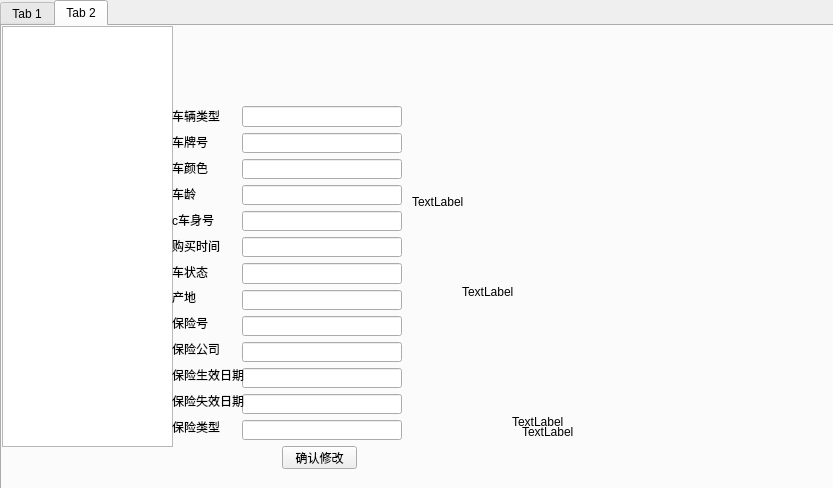
Old version of the form admin.ui in the repository TommyLee96/car-rent.
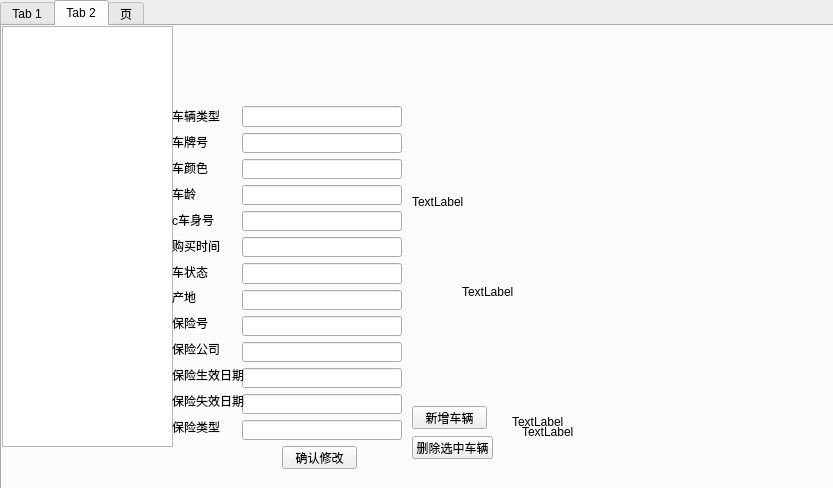
New version of the form.

Patch:
```diff
--- a/admin.ui
+++ b/admin.ui
@@ -484,6 +484,47 @@
       <string>确认修改</string>
      </property>
     </widget>
+    <widget class="QPushButton" name="pushButton_6">
+     <property name="geometry">
+      <rect>
+       <x>410</x>
+       <y>380</y>
+       <width>75</width>
+       <height>23</height>
+      </rect>
+     </property>
+     <property name="text">
+      <string>新增车辆</string>
+     </property>
+    </widget>
+    <widget class="QPushButton" name="pushButton_7">
+     <property name="geometry">
+      <rect>
+       <x>410</x>
+       <y>410</y>
+       <width>81</width>
+       <height>23</height>
+      </rect>
+     </property>
+     <property name="text">
+      <string>删除选中车辆</string>
+     </property>
+    </widget>
+   </widget>
+   <widget class="QWidget" name="tab_3">
+    <attribute name="title">
+     <string>页</string>
+    </attribute>
+    <widget class="QTableView" name="tableView_3">
+     <property name="geometry">
+      <rect>
+       <x>0</x>
+       <y>0</y>
+       <width>761</width>
+       <height>431</height>
+      </rect>
+     </property>
+    </widget>
    </widget>
   </widget>
  </widget>
```
